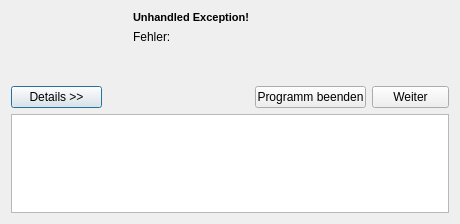
First picture: the form in ui/ErrorDialog.ui, repository floriandotorg/bumm, before the edit.
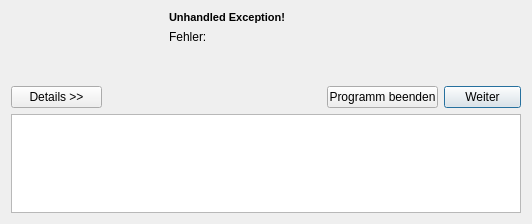
Second picture: the form after the edit.

Commit message: ErrorDialog eingefügt

What changed in the file:
```diff
--- a/ui/ErrorDialog.ui
+++ b/ui/ErrorDialog.ui
@@ -5,7 +5,7 @@
    <rect>
     <x>0</x>
     <y>0</y>
-    <width>460</width>
+    <width>532</width>
     <height>224</height>
    </rect>
   </property>
@@ -38,6 +38,9 @@
 &lt;/style>&lt;/head>&lt;body style=" font-family:'MS Shell Dlg 2'; font-size:8.25pt; font-weight:400; font-style:normal;">
 &lt;p style=" margin-top:0px; margin-bottom:0px; margin-left:0px; margin-right:0px; -qt-block-indent:0; text-indent:0px;">&lt;span style=" font-size:8pt; font-weight:600;">Unhandled Exception!&lt;/span>&lt;/p>&lt;/body>&lt;/html></string>
      </property>
+     <property name="alignment" >
+      <set>Qt::AlignLeading|Qt::AlignLeft|Qt::AlignTop</set>
+     </property>
     </widget>
    </item>
    <item row="1" column="1" colspan="3" >
@@ -54,6 +57,9 @@
      <property name="alignment" >
       <set>Qt::AlignLeading|Qt::AlignLeft|Qt::AlignTop</set>
      </property>
+     <property name="wordWrap" >
+      <bool>true</bool>
+     </property>
     </widget>
    </item>
    <item row="2" column="0" colspan="2" >
@@ -73,6 +79,9 @@
      <property name="text" >
       <string>Details >></string>
      </property>
+     <property name="autoDefault" >
+      <bool>false</bool>
+     </property>
     </widget>
    </item>
    <item row="2" column="2" >
@@ -105,6 +114,9 @@
      <property name="text" >
       <string>Weiter</string>
      </property>
+     <property name="default" >
+      <bool>true</bool>
+     </property>
     </widget>
    </item>
    <item row="3" column="0" colspan="4" >
```
The commit also changes 6 other files.
